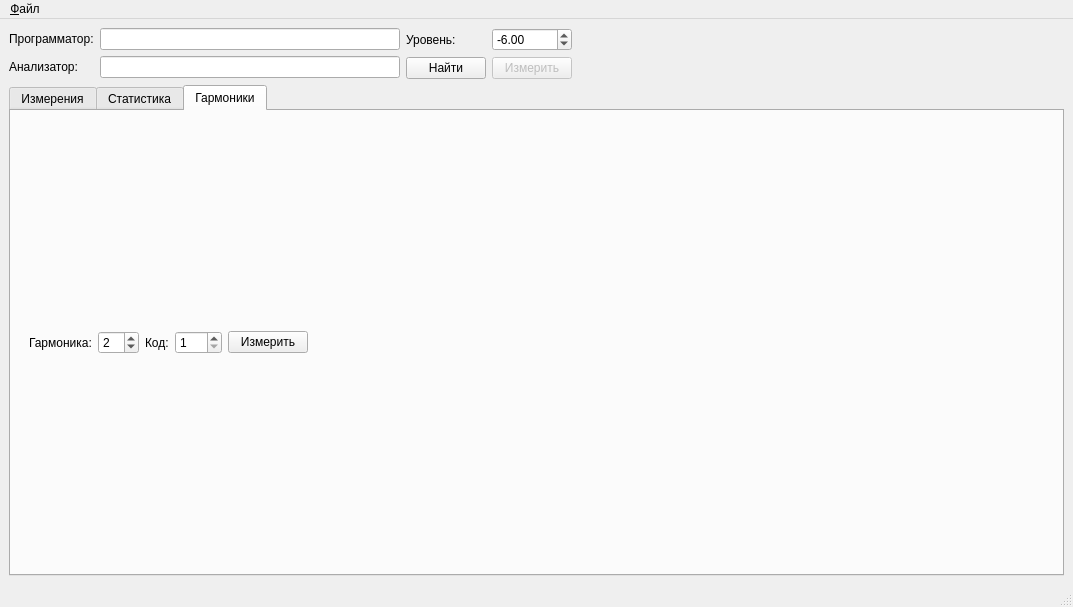
The window that mw_measure.ui (igrekus/lpf_measure) describes before a commit, drawn with Qt 5.
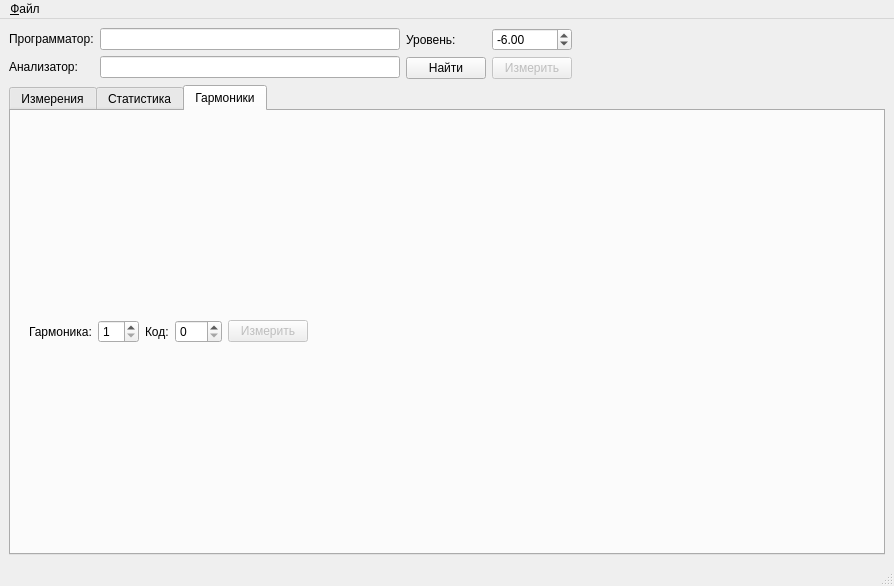
The same window after the commit. The open tabs and pages were chosen to show the change.

Commit message: Adjust control widgets for harmonic measure

```diff
--- a/mw_measure.ui
+++ b/mw_measure.ui
@@ -6,8 +6,8 @@
    <rect>
     <x>0</x>
     <y>0</y>
-    <width>1073</width>
-    <height>607</height>
+    <width>894</width>
+    <height>586</height>
    </rect>
   </property>
   <property name="windowTitle">
@@ -240,9 +240,6 @@
                <property name="minimum">
                 <number>1</number>
                </property>
-               <property name="value">
-                <number>2</number>
-               </property>
               </widget>
              </item>
              <item>
@@ -255,15 +252,18 @@
              <item>
               <widget class="QSpinBox" name="spinCode">
                <property name="minimum">
-                <number>1</number>
+                <number>0</number>
                </property>
                <property name="maximum">
-                <number>128</number>
+                <number>127</number>
                </property>
               </widget>
              </item>
              <item>
               <widget class="QPushButton" name="btnMeasureHarmonic">
+               <property name="enabled">
+                <bool>false</bool>
+               </property>
                <property name="text">
                 <string>Измерить</string>
                </property>
@@ -301,7 +301,7 @@
     <rect>
      <x>0</x>
      <y>0</y>
-     <width>1073</width>
+     <width>894</width>
      <height>21</height>
     </rect>
    </property>
```
Left out of the diff: 2 changed lines with no effect on the pictures.
